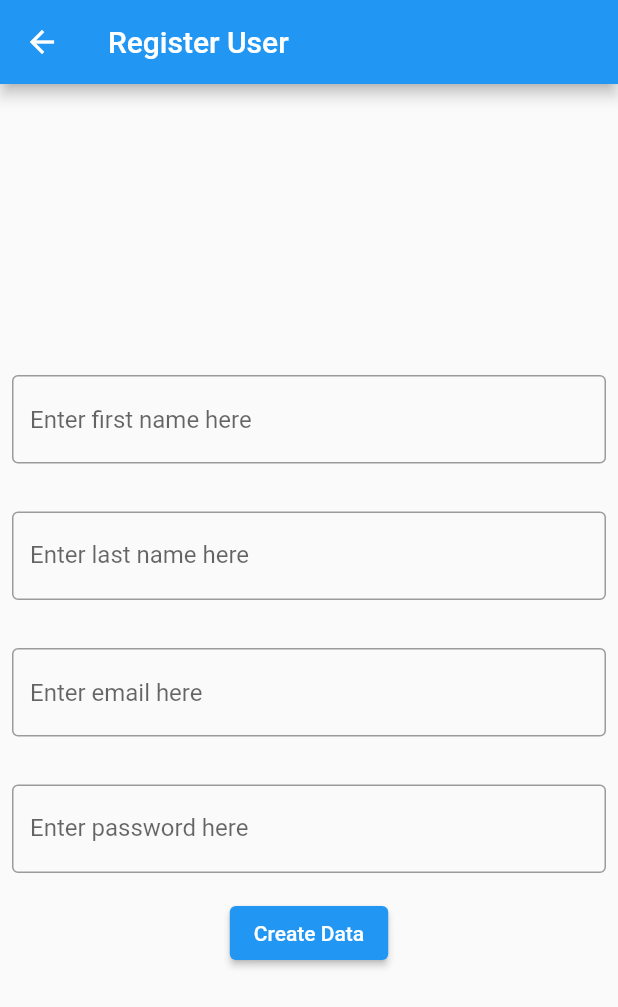
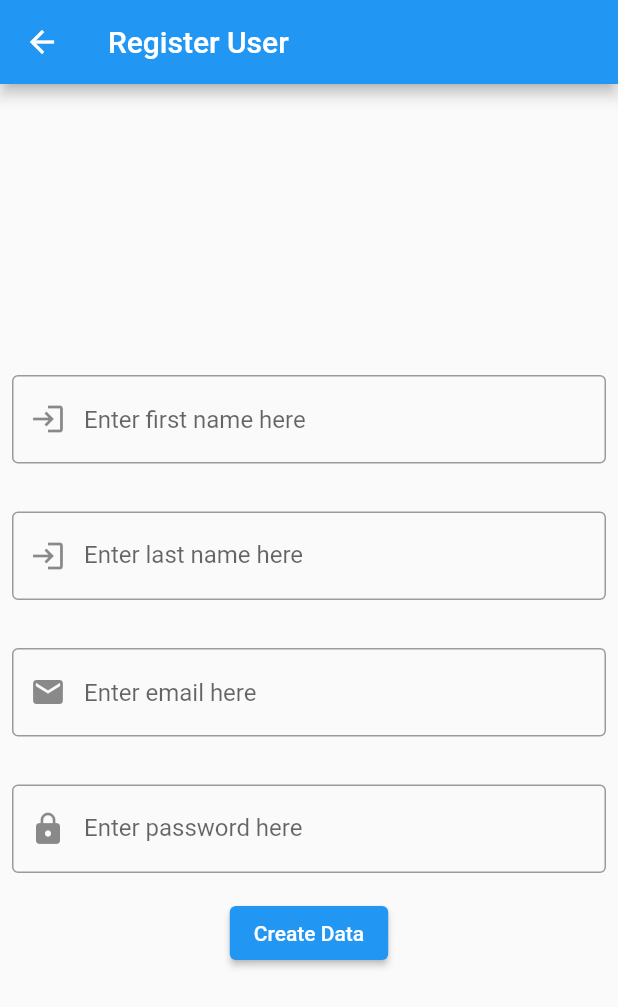
Before and after one commit to Allieducki/flutter_oxbridge_app, a Flutter app: the RegisterPage screen opened directly, on a phone screen of 412 x 824 dp. Shown: the top 1007 px of the screen. Run offline on Flutter 3.47's test engine with Material 2 defaults, Android fonts, the phone set to English and light mode, and no system bars; network calls fail.

Commit message:
icons i think

```diff
--- a/lib/events.dart
+++ b/lib/events.dart
@@ -34,7 +34,8 @@ class EventsPage extends StatelessWidget {
                     (Event event) => ListTile(
                       title: Text(event.name),
                       tileColor: Colors.lightBlue.shade50,
-                      subtitle: Text(event.eventStart.toString())
+                      subtitle: Text(event.eventStart.toString()),
+
                     ),
                   )
                   .toList(),
--- a/lib/register.dart
+++ b/lib/register.dart
@@ -11,6 +11,10 @@ class RegisterPage extends StatelessWidget {
   final AlertDialog alert = AlertDialog(
     title: Text("Registration error!"),
     content: Text("you didn't fill out all the fields"),
+  );
+  final AlertDialog success = AlertDialog(
+    title: Text("Account registered!"),
+    content: Text("your account has now been registered"),
   );
 
   @override
@@ -31,7 +35,7 @@ class RegisterPage extends StatelessWidget {
                 decoration: InputDecoration(
                     border: OutlineInputBorder(),
                     hintText: 'Enter first name here',
-                ),
+                    prefixIcon: Icon(Icons.login)),
               ),
             ),
             Padding(
@@ -41,7 +45,7 @@ class RegisterPage extends StatelessWidget {
                 decoration: InputDecoration(
                     border: OutlineInputBorder(),
                     labelText: 'Enter last name here',
-                ),
+                    prefixIcon: Icon(Icons.login)),
               ),
             ),
             Padding(
@@ -51,7 +55,7 @@ class RegisterPage extends StatelessWidget {
                 decoration: InputDecoration(
                     border: OutlineInputBorder(),
                     hintText: 'Enter email here',
-                ),
+                    prefixIcon: Icon(Icons.email)),
               ),
             ),
             Padding(
@@ -61,7 +65,8 @@ class RegisterPage extends StatelessWidget {
                 decoration: InputDecoration(
                     border: OutlineInputBorder(),
                     labelText: 'Enter password here',
-                ),
+                    prefixIcon: Icon(Icons.lock)),
+                obscureText: true,
               ),
             ),
             ElevatedButton(
@@ -76,6 +81,11 @@ class RegisterPage extends StatelessWidget {
                       _lastnamecontroller.text,
                       _emailUsernamecontroller.text,
                       _passwordcontroller.text);
+                  showDialog(
+                      context: context,
+                      builder: (BuildContext context) {
+                        return success;
+                      });
                 } else {
                   showDialog(
                       context: context,
```
Lines whose indentation alone changed are shown as unchanged.
